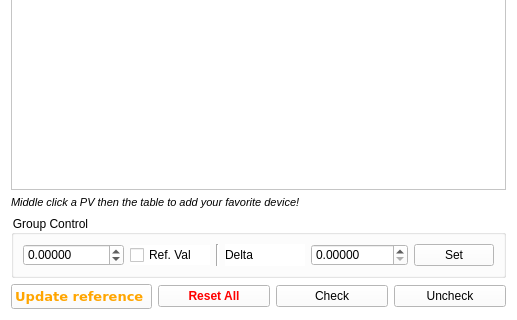
Qt form resetpanel/UIresetpanel.ui (ocelot-collab/optimizer) before a commit; both pictures show x 0 to 517 and y 398 to 718 of the 517 by 718 pixel window.
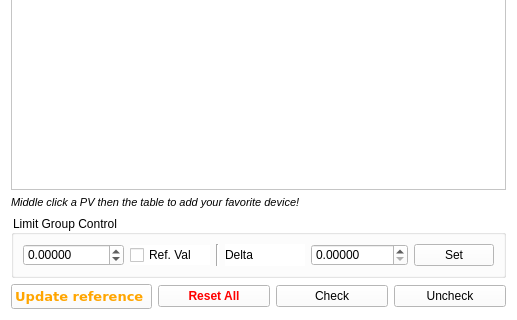
The same form after that commit.

Commit message: changed name of the group box for limit control

What changed in the file:
```diff
--- a/resetpanel/UIresetpanel.ui
+++ b/resetpanel/UIresetpanel.ui
@@ -92,7 +92,7 @@
      <item>
       <widget class="QGroupBox" name="groupBox">
        <property name="title">
-        <string>Group Control</string>
+        <string>Limit Group Control</string>
        </property>
        <layout class="QGridLayout" name="gridLayout_2">
         <item row="1" column="3">
```
The commit also changes 1 other file.
